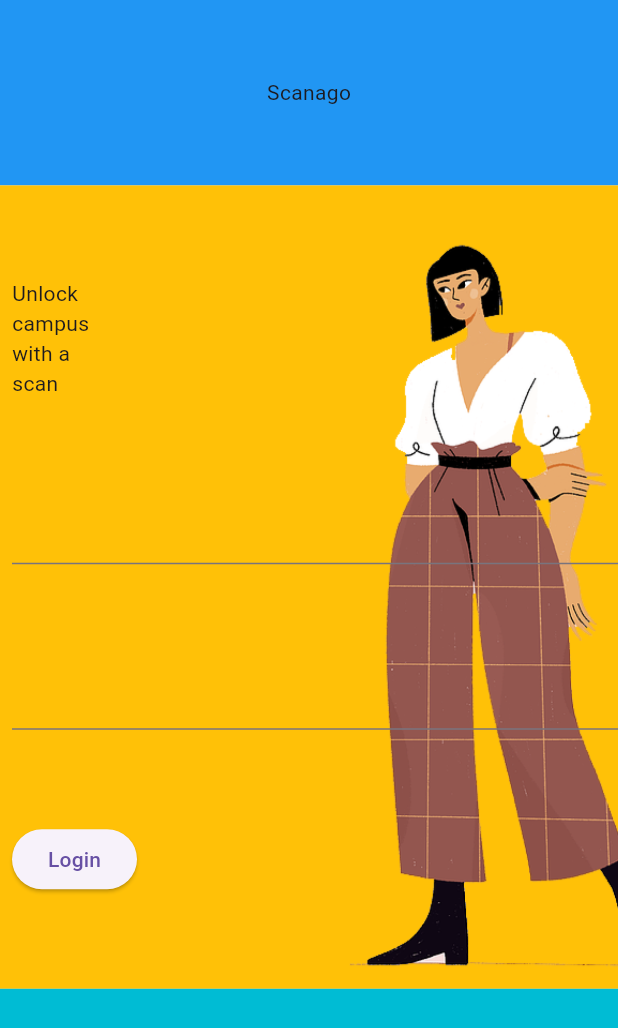
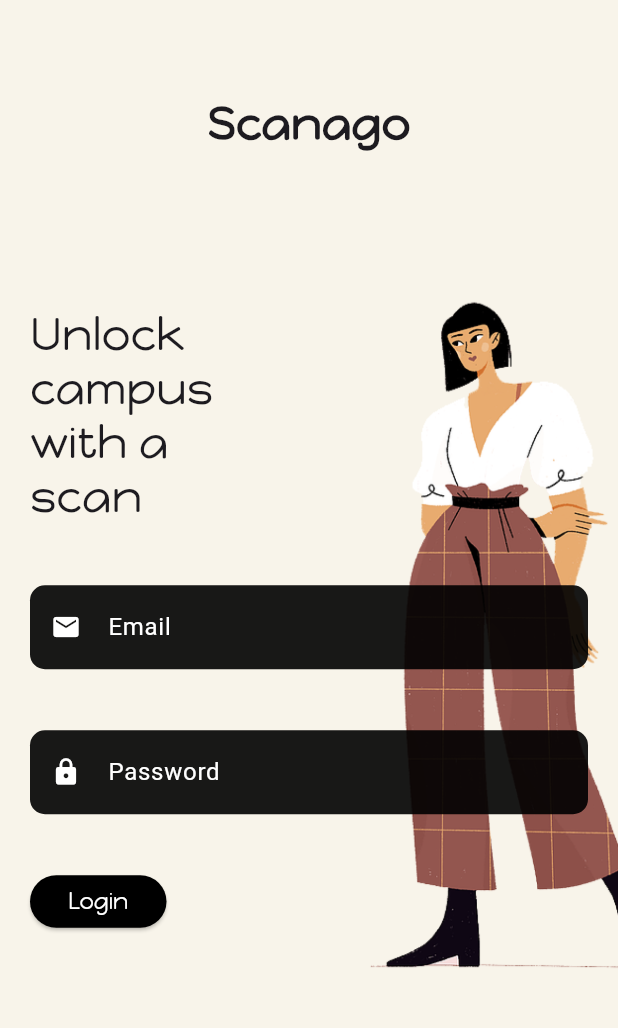
Before and after one commit to om13rajpal/scanago, a Flutter app: the screen it shows after launch, on a phone screen of 412 x 824 dp. Shown: the top 1028 px of the screen. Run offline on Flutter 3.47's test engine with Material 3 defaults, Android fonts, the phone set to English and light mode, and no system bars.

Commit message:
Designed the login page to be more appealing

```diff
--- /dev/null
+++ b/lib/button.dart
@@ -0,0 +1,30 @@
+import 'package:flutter/material.dart';
+
+class Button extends StatelessWidget {
+  final String text;
+  final VoidCallback onPressed;
+  final double radius;
+  final double fontSize;
+
+  const Button(
+      {super.key,
+      required this.text,
+      required this.onPressed,
+      required this.radius,
+      required this.fontSize});
+
+  @override
+  Widget build(BuildContext context) {
+    return ElevatedButton(
+      onPressed: onPressed,
+      style: ElevatedButton.styleFrom(
+          backgroundColor: Colors.black,
+          foregroundColor: Colors.white,
+          textStyle: TextStyle(
+              fontFamily: 'monkey', fontSize: fontSize, color: Colors.white),
+          shape: RoundedRectangleBorder(
+              borderRadius: BorderRadius.circular(radius))),
+      child: Text(text),
+    );
+  }
+}
--- a/lib/login.dart
+++ b/lib/login.dart
@@ -1,4 +1,5 @@
 import 'package:flutter/material.dart';
+import 'package:scanago/button.dart';
 
 class Login extends StatelessWidget {
   const Login({super.key});
@@ -12,16 +13,20 @@ class Login extends StatelessWidget {
       color: const Color(0xFFF8F4EA),
       child: Column(
         children: [
-          Container(
-            color: Colors.blue,
-            height: MediaQuery.of(context).size.height * 0.15,
+          SizedBox(
+            height: MediaQuery.of(context).size.height * 0.20,
             child: const Center(
-              child: Text('Scanago'),
+              child: Text(
+                'Scanago',
+                style: TextStyle(
+                    fontFamily: 'monkey',
+                    fontSize: 30,
+                    fontWeight: FontWeight.bold),
+              ),
             ),
           ),
-          Container(
-            color: Colors.amber,
-            height: MediaQuery.of(context).size.height * 0.65,
+          SizedBox(
+            height: MediaQuery.of(context).size.height * 0.60,
             child: Stack(
               children: [
                 Container(
@@ -31,19 +36,65 @@ class Login extends StatelessWidget {
                   ),
                 ),
                 Padding(
-                  padding: const EdgeInsets.only(left: 8),
+                  padding: const EdgeInsets.only(left: 20, right: 20),
                   child: Column(
                       crossAxisAlignment: CrossAxisAlignment.start,
                       mainAxisAlignment: MainAxisAlignment.spaceEvenly,
                       children: [
-                        const Text('Unlock\ncampus\nwith a\nscan'),
-                        TextField(),
-                        TextField(),
-                        ElevatedButton(
-                            onPressed: () {
-                              print('login clicked');
-                            },
-                            child: const Text('Login'))
+                        const Text(
+                          'Unlock\ncampus\nwith a\nscan',
+                          style: TextStyle(
+                              fontFamily: 'monkey', fontSize: 30, height: 1.2),
+                        ),
+                        TextField(
+                          decoration: InputDecoration(
+                            labelText: 'Email',
+                            prefixIcon: const Icon(
+                              Icons.email,
+                              color: Colors.white,
+                              size: 20,
+                            ),
+                            filled: true,
+                            fillColor: const Color.fromARGB(230, 0, 0, 0),
+                            border: OutlineInputBorder(
+                              borderRadius: BorderRadius.circular(10.0),
+                              borderSide: BorderSide.none,
+                            ),
+                            labelStyle: const TextStyle(
+                              color: Colors.white,
+                            ),
+                          ),
+                          style: const TextStyle(color: Colors.white),
+                        ),
+                        TextField(
+                          decoration: InputDecoration(
+                            labelText: 'Password',
+                            prefixIcon: const Icon(
+                              Icons.lock,
+                              color: Colors.white,
+                              size: 20,
+                            ),
+                            filled: true,
+                            fillColor: const Color.fromARGB(230, 0, 0, 0),
+                            border: OutlineInputBorder(
+                              borderRadius: BorderRadius.circular(10.0),
+                              borderSide: BorderSide.none,
+                            ),
+                            labelStyle: const TextStyle(
+                              color: Colors.white,
+                            ),
+                          ),
+                          style: const TextStyle(color: Colors.white),
+                        ),
+                        SizedBox(
+                          height: 35,
+                          width: 91,
+                          child: Button(
+                              text: 'Login',
+                              onPressed: () {},
+                              radius: 20,
+                              fontSize: 15),
+                        )
                       ]),
                 )
               ],
@@ -51,7 +102,6 @@ class Login extends StatelessWidget {
           ),
           Container(
             height: MediaQuery.of(context).size.height * 0.20,
-            color: Colors.cyan,
           )
         ],
       ),
```
Also changed, not shown: pubspec.yaml (+4 -4 lines), assets/fonts/HappyMonkey.ttf (added).
